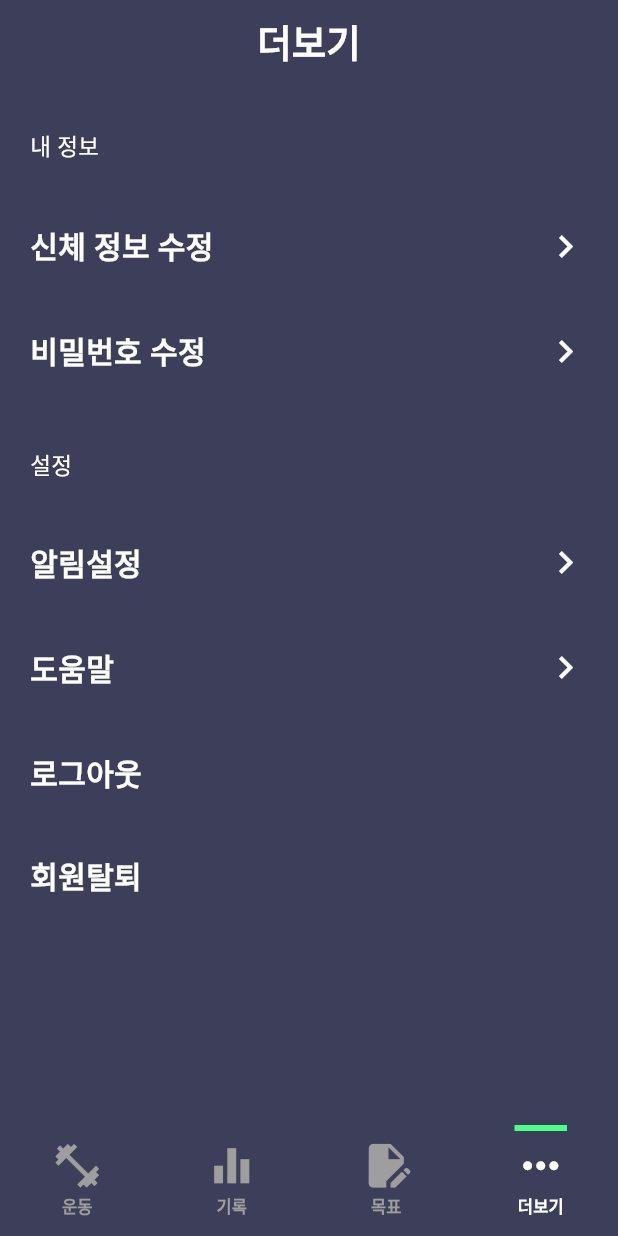
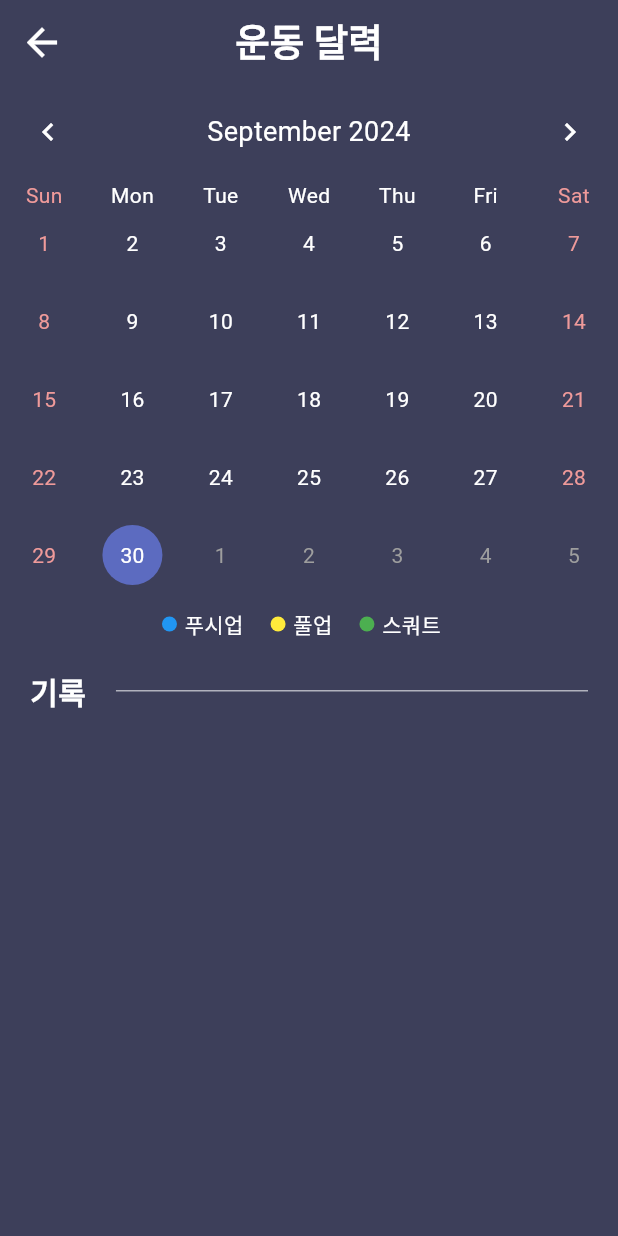
Before and after one commit to FT-AILAND/capstone, a Flutter app: the screen it shows once a user with an empty profile is signed in, item 4 of the bottom bar chosen, after a tap on "알림설정", on a phone screen of 412 x 824 dp. Run offline on Flutter 3.47's test engine with Material 3 defaults, Android fonts, the phone set to English and light mode, and no system bars; drawn by our look-alikes of table_calendar; our stand-ins replace camera, cloud_firestore, firebase_auth, firebase_core, fl_chart, flutter_tts and 4 more; missing offline and left inert: google_ml_kit, google_mlkit_pose_detection; accounts and stored records are empty; generated files the repository leaves out were written again.

Commit message:
update - calendar page

```diff
--- /dev/null
+++ b/lib/Pages/calendar.dart
@@ -0,0 +1,365 @@
+import 'package:flutter/material.dart';
+import 'package:table_calendar/table_calendar.dart';
+import 'package:cloud_firestore/cloud_firestore.dart';
+import 'package:firebase_auth/firebase_auth.dart';
+import 'package:intl/intl.dart';
+
+import 'package:ait_project/main.dart';
+
+class ExerciseCalendarPage extends StatefulWidget {
+  @override
+  _ExerciseCalendarPageState createState() => _ExerciseCalendarPageState();
+}
+
+class _ExerciseCalendarPageState extends State<ExerciseCalendarPage> {
+  late CalendarFormat _calendarFormat;
+  late DateTime _focusedDay;
+  DateTime? _selectedDay;
+  Map<DateTime, List<Color>> _events = {};
+  Map<DateTime, List<Map<String, dynamic>>> _eventDetails = {};
+  bool _isLoading = true;
+  String? _errorMessage;
+  List<Map<String, dynamic>> _selectedDayEvents = [];
+
+  final Map<String, Color> workoutColors = {
+    'push_up': Colors.blue,
+    'pull_up': Colors.yellow,
+    'squat': Colors.green,
+  };
+
+  final Map<String, String> workoutNames = {
+    'push_up': '푸시업',
+    'pull_up': '풀업',
+    'squat': '스쿼트',
+  };
+
+  @override
+  void initState() {
+    super.initState();
+    _calendarFormat = CalendarFormat.month;
+    _focusedDay = DateTime.now();
+    _selectedDay = _focusedDay;
+    _loadEvents();
+  }
+
+  void _loadEvents() async {
+    final user = FirebaseAuth.instance.currentUser;
+    if (user != null) {
+      try {
+        final querySnapshot = await FirebaseFirestore.instance
+            .collection('exercise_DB')
+            .where('uid', isEqualTo: user.uid)
+            .get();
+
+        Map<DateTime, List<Color>> newEvents = {};
+        Map<DateTime, List<Map<String, dynamic>>> newEventDetails = {};
+
+        print('Total documents: ${querySnapshot.docs.length}');
+
+        for (var doc in querySnapshot.docs) {
+          final data = doc.data();
+          print('Document data: $data');
+
+          DateTime? date;
+
+          if (data['timestamp'] is Timestamp) {
+            date = (data['timestamp'] as Timestamp).toDate();
+          } else if (data['timestamp'] is String) {
+            date = DateTime.tryParse(data['timestamp'] as String);
+          }
+
+          if (date == null) {
+            print('Invalid timestamp for document ${doc.id}');
+            continue;
+          }
+
+          final workoutName = data['workout_name'] as String?;
+          final count = data['count'] as int?;
+          final feedbackCounts = data['feedback_counts'] as List<dynamic>?;
+
+          print('Processed data: Date: $date, Workout: $workoutName, Count: $count');
+
+          if (count != null && count > 0) {
+            final key = DateTime(date.year, date.month, date.day);
+            if (!newEvents.containsKey(key)) {
+              newEvents[key] = [];
+              newEventDetails[key] = [];
+            }
+
+            Color? eventColor = workoutColors[workoutName];
+
+            if (eventColor != null && !newEvents[key]!.contains(eventColor)) {
+              newEvents[key]!.add(eventColor);
+            }
+
+            newEventDetails[key]!.add({
+              'workout_name': workoutName,
+              'count': count,
+              'feedback_counts': feedbackCounts,
+              'timestamp': date,
+            });
+          }
+        }
+
+        print('Processed events: $newEvents');
+        print('Processed event details: $newEventDetails');
+
+        setState(() {
+          _events = newEvents;
+          _eventDetails = newEventDetails;
+          _isLoading = false;
+          if (_selectedDay != null) {
+            _updateSelectedDayEvents(_selectedDay!);
+          }
+        });
+      } catch (e) {
+        print('Error loading events: $e');
+        setState(() {
+          _errorMessage = 'Failed to load events. Please try again later.';
+          _isLoading = false;
+        });
+      }
+    } else {
+      print('User not logged in');
+      setState(() {
+        _errorMessage = 'User not logged in.';
+        _isLoading = false;
+      });
+    }
+  }
+
+  List<Color> _getEventsForDay(DateTime day) {
+    final eventDate = DateTime(day.year, day.month, day.day);
+    return _events[eventDate] ?? [];
+  }
+
+  void _updateSelectedDayEvents(DateTime selectedDay) {
+    final eventDate = DateTime(selectedDay.year, selectedDay.month, selectedDay.day);
+    _selectedDayEvents = _eventDetails[eventDate] ?? [];
+    _selectedDayEvents.sort((a, b) => (b['timestamp'] as DateTime).compareTo(a['timestamp'] as DateTime));
+  }
+
+  String _formatTimestamp(dynamic timestamp) {
+    if (timestamp is Timestamp) {
+      return DateFormat('yyyy-MM-dd HH:mm:ss').format(timestamp.toDate());
+    } else if (timestamp is DateTime) {
+      return DateFormat('yyyy-MM-dd HH:mm:ss').format(timestamp);
+    } else if (timestamp is String) {
+      return timestamp;
+    } else {
+      return 'Unknown';
+    }
+  }
+
+  @override
+  Widget build(BuildContext context) {
+    return Scaffold(
+      appBar: AppBar(
+        backgroundColor: aitNavy,
+        elevation: 0,
+        leading: IconButton(
+          icon: const Icon(Icons.arrow_back, color: Colors.white, size: 30),
+          onPressed: () => Navigator.of(context).pop(),
+        ),
+        title: const Text(
+          '운동 달력',
+          style: TextStyle(
+            fontSize: 25,
+            color: Colors.white,
+            fontWeight: FontWeight.w900,
+          )
+        ),
+        centerTitle: true,
+      ),
+
+      body: _isLoading
+          ? Center(child: CircularProgressIndicator())
+          : _errorMessage != null
+              ? Center(child: Text(_errorMessage!))
+              : Column(
+                  children: [
+                    TableCalendar<Color>(
+                      firstDay: DateTime.utc(2020, 1, 1),
+                      lastDay: DateTime.utc(2030, 12, 31),
+                      focusedDay: _focusedDay,
+                      calendarFormat: _calendarFormat,
+                      selectedDayPredicate: (day) => isSameDay(_selectedDay, day),
+                      onDaySelected: (selectedDay, focusedDay) {
+                        setState(() {
+                          _selectedDay = selectedDay;
+                          _focusedDay = focusedDay;
+                          _updateSelectedDayEvents(selectedDay);
+                        });
+                      },
+                      onFormatChanged: (format) {
+                        setState(() {
+                          _calendarFormat = format;
+                        });
+                      },
+                      onPageChanged: (focusedDay) {
+                        _focusedDay = focusedDay;
+                      },
+                      eventLoader: _getEventsForDay,
+                      calendarBuilders: CalendarBuilders(
+                        markerBuilder: (context, date, events) {
+                          if (events.isNotEmpty) {
+                            return Positioned(
+                              bottom: 1,
+                              child: Row(
+                                mainAxisSize: MainAxisSize.min,
+                                children: events.map((color) => _buildMarker(color)).toList(),
+                              ),
+                            );
+                          }
+                          return null;
+                        },
+                      ),
+                      calendarStyle: CalendarStyle(
+                        weekendTextStyle: TextStyle(color: Colors.red[200]),
+                        holidayTextStyle: TextStyle(color: Colors.red[200]),
+                        selectedTextStyle: const TextStyle(color: Colors.white),
+                        todayTextStyle: const TextStyle(color: Colors.white),
+                        defaultTextStyle: const TextStyle(color: Colors.white),
+                        outsideTextStyle: const TextStyle(color: Colors.grey),
+                      ),
+                      daysOfWeekStyle: DaysOfWeekStyle(
+                        weekdayStyle: const TextStyle(color: Colors.white),
+                        weekendStyle: TextStyle(color: Colors.red[200]),
+                      ),
+                      headerStyle: const HeaderStyle(
+                        formatButtonVisible: false,
+                        titleCentered: true,
+                        leftChevronIcon: Icon(Icons.chevron_left, color: Colors.white),
+                        rightChevronIcon: Icon(Icons.chevron_right, color: Colors.white),
+                        titleTextStyle: TextStyle(color: Colors.white, fontSize: 18),
+                      ),
+                    ),
+
+                    const SizedBox(height: 10),
+
+                    // 푸시업 풀업 스쿼트 표시
+                    Row(
+                      mainAxisAlignment: MainAxisAlignment.center,
+                      children: workoutColors.entries.map((entry) {
+                        return Padding(
+                          padding: const EdgeInsets.symmetric(horizontal: 4.0),
+                          child: Row(
+                            children: [
+                              Container(
+                                width: 10,
+                                height: 10,
+                                decoration: BoxDecoration(
+                                  shape: BoxShape.circle,
+                                  color: entry.value,
+                                ),
+                              ),
+                              const SizedBox(width: 5),
+                              Text(workoutNames[entry.key] ?? entry.key, style: const TextStyle(color: Colors.white)),
+                              const SizedBox(width: 10),
+                            ],
+                          ),
+                        );
+                      }).toList(),
+                    ),
+
+                    const SizedBox(height: 20),
+                    const Padding(
+                      padding: EdgeInsets.only(left: 20, right: 20),
+                      child: Row(
+                        children: [
+                          Text(
+                            '기록',
+                            style: TextStyle(fontSize: 20, fontWeight: FontWeight.bold, color: Colors.white),
+                          ),
+                          Expanded(
+                            child: Padding(
+                              padding: EdgeInsets.only(left: 20),
+                              child: Divider(
+                                color: Colors.white60,
+                                thickness: 1,
+                                height: 20,
+                              ),
+                            ),
+                          ),
+                        ],
+                      ),
+                    ),
+                    const SizedBox(height: 10),
+
+                    // 목록
+                    Expanded(
+                      child: ListView.builder(
+                        itemCount: _selectedDayEvents.length,
+                        itemBuilder: (context, index) {
+                          final event = _selectedDayEvents[index];
+                          return Padding(
+                            padding: const EdgeInsets.symmetric(vertical: 8.0, horizontal: 25.0),
+                            child: Row(
+                              crossAxisAlignment: CrossAxisAlignment.start,
+                              children: [
+                                Expanded(
+                                  child: Column(
+                                    crossAxisAlignment: CrossAxisAlignment.start,
+                                    children: [
+                                      Row(
+                                        children: [
+                                          CircleAvatar(
+                                            backgroundColor: workoutColors[event['workout_name']],
+                                            radius: 8,
+                                          ),
+                                          const SizedBox(width: 10),
+                                          Expanded(
+                                            child: Row(
+                                              mainAxisAlignment: MainAxisAlignment.spaceBetween,
+                                              children: [
+                                                Flexible(
+                                                  child: Text(
+                                                    '${workoutNames[event['workout_name']] ?? event['workout_name']}',
+                                                    style: const TextStyle(color: Colors.white, fontSize: 16),
+                                                    overflow: TextOverflow.ellipsis,
+                                                  ),
+                                                ),
+                                                Text(
+                                                  '${event['count']} 회',
+                                                  style: const TextStyle(color: Colors.white, fontSize: 16),
+                                                ),
+                                              ],
+                                            ),
+                                          ),
+                                        ],
+                                      ),
+                                      const SizedBox(height: 4),
+                                      Text(
+                                        _formatTimestamp(event['timestamp']),
+                                        style: const TextStyle(color: Colors.white70, fontSize: 14),
+                                      ),
+                                    ],
+                                  ),
+                                ),
+                              ],
+                            ),
+                          );
+                        },
+                      ),
+                    ),
+                  ],
+                ),
+    );
+  }
+
+  Widget _buildMarker(Color color) {
+    String workoutName = workoutColors.entries.firstWhere((entry) => entry.value == color).key;
+    return Tooltip(
+      message: workoutNames[workoutName] ?? workoutName,
+      child: Container(
+        margin: const EdgeInsets.symmetric(horizontal: 1.0),
+        decoration: BoxDecoration(
+          shape: BoxShape.circle,
+          color: color,
+        ),
+        width: 7.0,
+        height: 7.0,
+      ),
+    );
+  }
+}
--- a/lib/Pages/more.dart
+++ b/lib/Pages/more.dart
@@ -1,3 +1,4 @@
+import 'package:ait_project/Pages/calendar.dart';
 import 'package:ait_project/Pages/help.dart';
 import 'package:flutter/material.dart';
 
@@ -79,7 +80,15 @@ class MorePage extends StatelessWidget {
             ),
             const SizedBox(height: 20),
 
-            _buildMenuItem('알림설정', onTap: () {}),
+            _buildMenuItem('알림설정', onTap: () {
+              // 임시로
+              Navigator.push(
+                context,
+                MaterialPageRoute(
+                  builder: (context) => ExerciseCalendarPage(),
+                ),
+              );
+            }),
             _buildMenuItem('도움말', onTap: () {
               Navigator.push(
                 context,
--- a/pubspec.yaml
+++ b/pubspec.yaml
@@ -55,6 +55,7 @@ dependencies:
   google_mlkit_pose_detection: ^0.12.1
   intl: ^0.19.0
   url_launcher: ^6.3.0
+  table_calendar: ^3.1.2
   # firebase_core: ^1.7.0
   # firebase_auth: ^3.1.3
   # cloud_firestore:
```
Also changed, not shown: lib/Pages/record.dart (+10 -1 lines), pubspec.lock.
